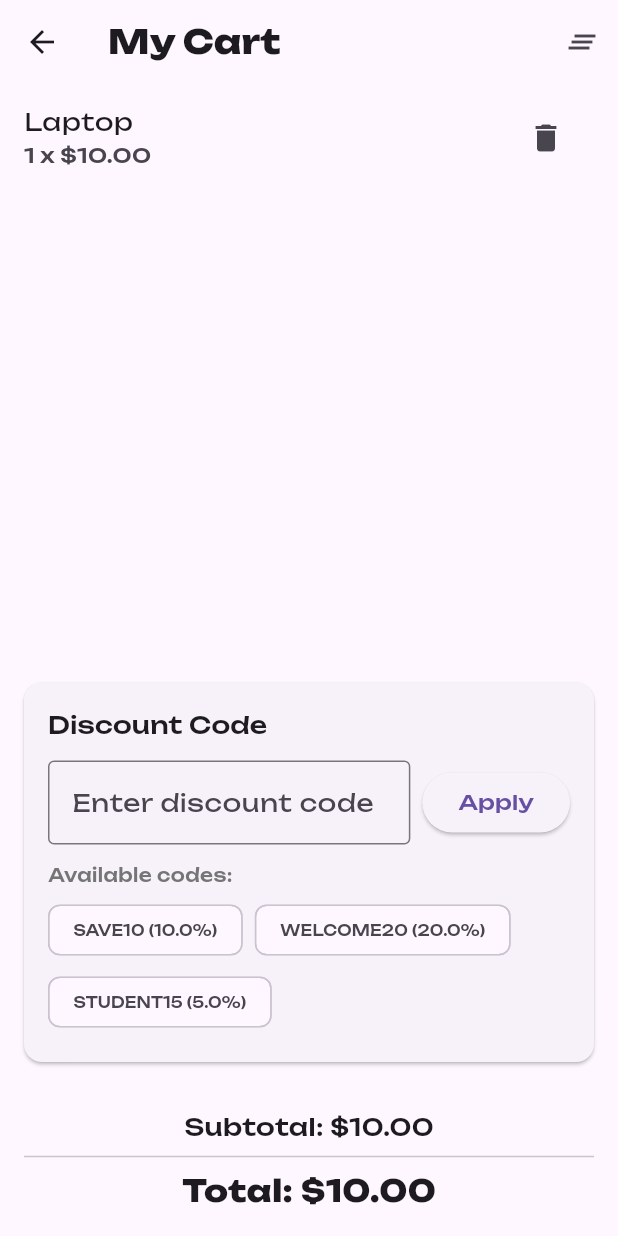
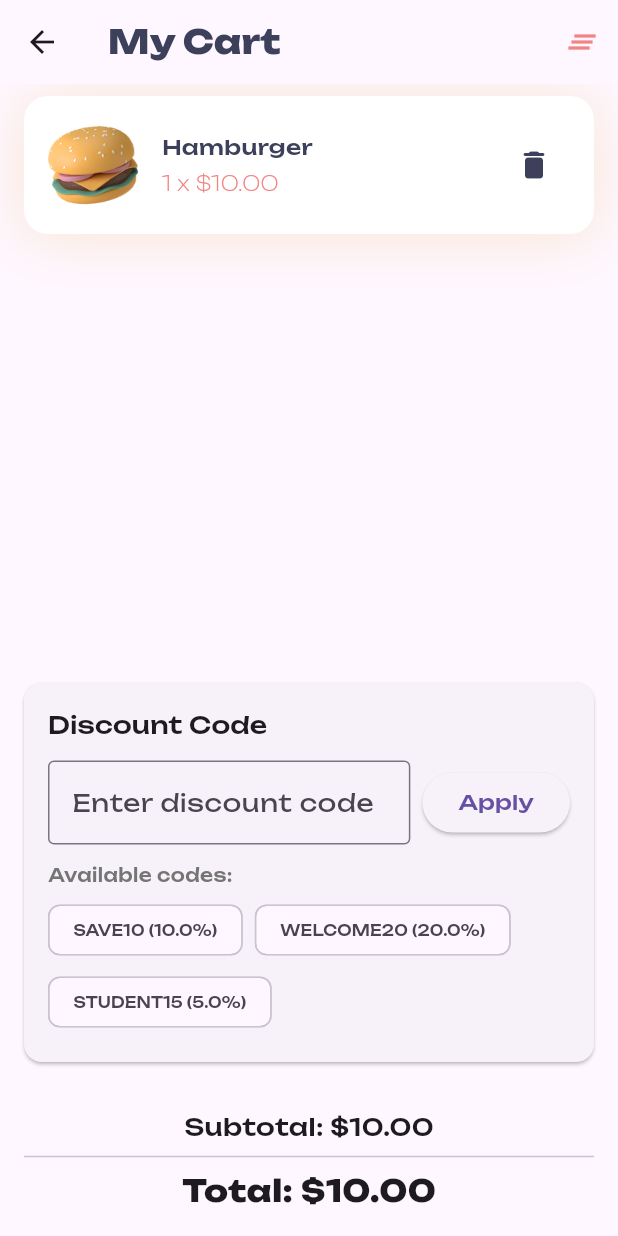
Before and after one commit to campodonico3/real_world_provider, a Flutter app: the screen it shows after launch, after a tap on the "add shopping cart" icon, after a tap on the "shopping cart" icon, on a phone screen of 412 x 824 dp. Run offline on Flutter 3.47's test engine with Material 3 defaults, Android fonts, the phone set to English and light mode, and no system bars; project files that could hold a hidden picture were left out.

Commit message:
feat: Add ProductDetailsScreen and update styles
This commit introduces a new `ProductDetailsScreen` and a `ProductPreviewSection` widget. It also updates product data to include image URLs and enhances the styling of the `CartScreen` and `CartItemWidget`.

```diff
--- a/lib/main.dart
+++ b/lib/main.dart
@@ -4,7 +4,10 @@ import 'package:real_world_provider/providers/cart_provider.dart';
 import 'package:real_world_provider/providers/discount_provider.dart';
 import 'package:real_world_provider/providers/product_provider.dart';
 import 'package:real_world_provider/screens/cart_screen.dart';
+import 'package:real_world_provider/screens/product_details_screen.dart';
 import 'package:real_world_provider/screens/product_screen.dart';
+
+import 'core/theme/app_colors.dart';
 
 void main() {
   runApp(
@@ -38,6 +41,23 @@ void main() {
             bodyMedium: TextStyle(fontWeight: FontWeight.w500), // Medium
             titleLarge: TextStyle(fontWeight: FontWeight.w700), // Bold
           ),
+          useMaterial3: true,
+          extensions: <ThemeExtension<dynamic>>[
+            const AppColors(
+              background: Colors.white,
+              onBackground: kDark,
+              surface: Colors.white,
+              onSurface: kDark,
+              secondarySurface: kPink,
+              onSecondarySurface: Colors.white,
+              regularSurface: kYellowLight,
+              onRegularSurface: kDark,
+              actionSurface: kPeach,
+              onActionSurface: kPink,
+              highlightSurface: kGreen,
+              onHighlightSurface: Colors.white,
+            ),
+          ],
         ),
         routes: {
           '/': (context) => ProductScreen(),
--- a/lib/models/product_model.dart
+++ b/lib/models/product_model.dart
@@ -2,6 +2,7 @@ class Product {
   final String id;
   final String name;
   final double price;
+  final String? imageUrl;
 
-  Product({required this.id, required this.name, required this.price});
+  Product({required this.id, required this.name, required this.price, this.imageUrl});
 }
--- a/lib/screens/cart_screen.dart
+++ b/lib/screens/cart_screen.dart
@@ -1,3 +1,4 @@
+import 'package:flutter/cupertino.dart';
 import 'package:flutter/material.dart';
 import 'package:provider/provider.dart';
 import 'package:real_world_provider/providers/discount_provider.dart';
@@ -16,7 +17,7 @@ class CartScreen extends StatelessWidget {
 
     return Scaffold(
       appBar: AppBar(
-        title: Text('My Cart'),
+        title: Text('My Cart', style: TextStyle(color: Color(0xFF3D405B))),
         // Agregamos el botón de vaciar el carrito
         actions: [
           // MOSTRAMOS EL BTN SOLO SI HAY ITEMS EN EL CARRITO
@@ -26,7 +27,7 @@ class CartScreen extends StatelessWidget {
                 cartProvider.clearCart();
               },
               tooltip: 'Clear all',
-              icon: Icon(Icons.clear_all_outlined),
+              icon: Icon(Icons.clear_all_outlined, color: Color(0xFFF28482)),
             ),
         ],
       ),
@@ -52,7 +53,9 @@ class CartScreen extends StatelessWidget {
   Widget _cartSummary(BuildContext context) {
     // 🔍 LOG CADA VEZ QUE SE RECONSTRUYE
     debugPrint(
-      '🏗️ [CartSummary] BUILD ejecutado - Time: ${DateTime.now().millisecondsSinceEpoch}',
+      '🏗️ [CartSummary] BUILD ejecutado - Time: ${DateTime
+          .now()
+          .millisecondsSinceEpoch}',
     );
 
     return Consumer<CartProvider>(
@@ -94,10 +97,7 @@ class CartScreen extends StatelessWidget {
                   Divider(),
                   Text(
                     'Total: \$${total.toStringAsFixed(2)}',
-                    style: TextStyle(
-                      fontSize: 20,
-                      fontWeight: FontWeight.bold,
-                    ),
+                    style: TextStyle(fontSize: 20, fontWeight: FontWeight.bold),
                   ),
                 ],
               ),
@@ -118,16 +118,68 @@ class CartItemTile extends StatelessWidget {
   Widget build(BuildContext context) {
     var cartProvider = Provider.of<CartProvider>(context, listen: false);
 
-    return ListTile(
-      title: Text(cartItem.product.name),
-      subtitle: Text(
-        '${cartItem.quantity} x \$${cartItem.product.price.toStringAsFixed(2)}',
+    return Container(
+      margin: EdgeInsets.symmetric(horizontal: 16, vertical: 8),
+      padding: EdgeInsets.all(16),
+      decoration: BoxDecoration(
+        color: Colors.white,
+        borderRadius: BorderRadius.circular(16),
+        boxShadow: [
+          BoxShadow(
+            color: Color(0x66F2CC8F),
+            blurRadius: 32,
+            offset: Offset(0, 2),
+          ),
+        ],
       ),
-      trailing: IconButton(
-        icon: Icon(Icons.delete),
-        onPressed: () {
-          cartProvider.removeFromCart(cartItem.product.id);
-        },
+      child: Row(
+        children: [
+          Container(
+            width: 60,
+            height: 60,
+            decoration: BoxDecoration(
+              borderRadius: BorderRadius.circular(12),
+              color: Colors.transparent,
+            ),
+            child: ClipRRect(
+              borderRadius: BorderRadius.circular(12),
+              child: Image.asset(cartItem.product.imageUrl!, fit: BoxFit.cover),
+            ),
+          ),
+          SizedBox(width: 16),
+
+          // Información del producto
+          Expanded(
+            child: Column(
+              crossAxisAlignment: CrossAxisAlignment.start,
+              children: [
+                Text(
+                  cartItem.product.name,
+                  style: TextStyle(
+                    color: Color(0xFF3D405B),
+                    fontWeight: FontWeight.w500,
+                  ),
+                ),
+                SizedBox(height: 4),
+                Text(
+                  '${cartItem.quantity} x \$${cartItem.product.price
+                      .toStringAsFixed(2)}',
+                  style: TextStyle(
+                    fontSize: 14,
+                    fontWeight: FontWeight.w300,
+                    color: Color(0xFFF28482),
+                  ),
+                ),
+              ],
+            ),
+          ),
+          IconButton(
+            onPressed: () {
+              cartProvider.removeFromCart(cartItem.product.id);
+            },
+            icon: Icon(Icons.delete_rounded, color: Color(0xFF3D405B),),
+          ),
+        ],
       ),
     );
   }
```
Also changed, not shown: lib/providers/product_provider.dart (+8 -5 lines), lib/screens/product_details_screen.dart (added, +20 -0 lines), lib/widgets/product_preview_section.dart (added, +135 -0 lines).
